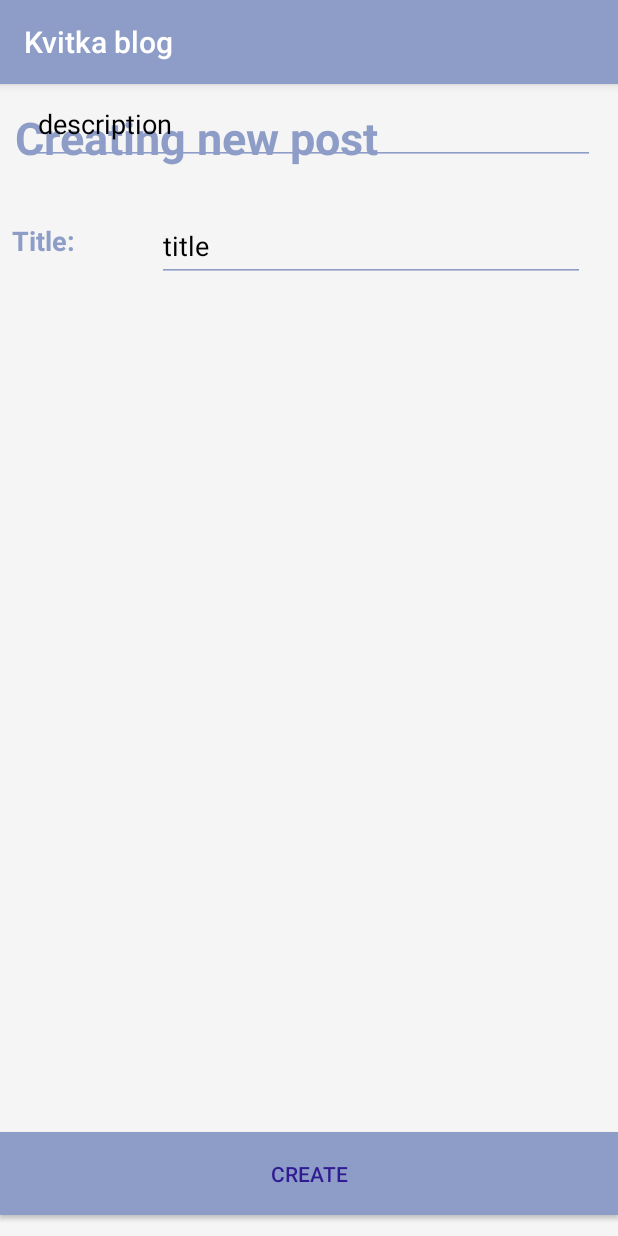
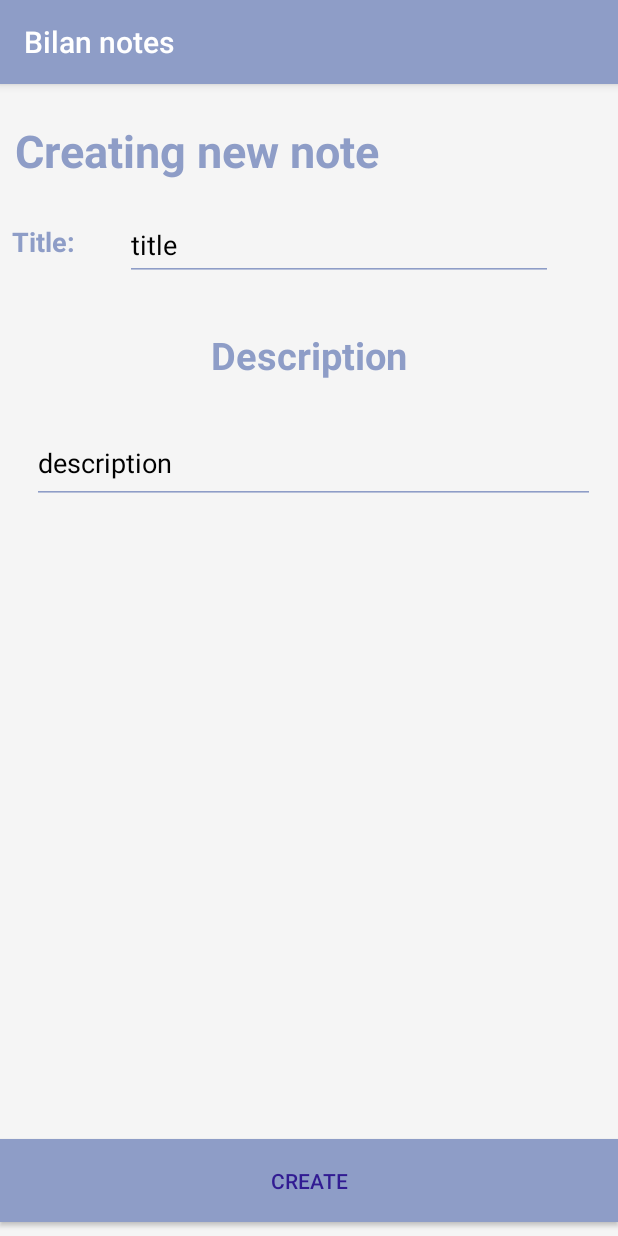
Before and after one commit to VladyslavBilan/Daybook, an Android app: the CreatePostsItemFragment screen opened through its navigation route, on a phone screen of 412 x 824 dp. Run offline under Robolectric (Android 15) with nearby library versions, the phone set to English and light mode, and no system bars.

```diff
--- a/app/build.gradle
+++ b/app/build.gradle
@@ -43,7 +43,6 @@ dependencies {
     androidTestImplementation 'androidx.test.ext:junit:1.1.5'
     androidTestImplementation 'androidx.test.espresso:espresso-core:3.5.1'
 
-
     //User dependencies
 
     //RecylerView
--- a/app/src/main/java/com/bilan/postsApp/DaybooksItem.java
+++ b/app/src/main/java/com/bilan/postsApp/DaybooksItem.java
@@ -10,6 +10,9 @@ public class DaybooksItem {
     private String description;
 
     private LocalDateTime dateTime;
+
+    public DaybooksItem(){
+    }
 
     public DaybooksItem(int id, String title, String description) {
         this.id = id;
--- a/app/src/main/java/com/bilan/postsApp/MainActivity.java
+++ b/app/src/main/java/com/bilan/postsApp/MainActivity.java
@@ -2,6 +2,7 @@ package com.bilan.postsApp;
 
 import androidx.appcompat.app.AppCompatActivity;
 import androidx.navigation.Navigation;
+
 
 import android.os.Bundle;
 
--- a/app/src/main/java/com/bilan/postsApp/fragments/DayBookListFragment.java
+++ b/app/src/main/java/com/bilan/postsApp/fragments/DayBookListFragment.java
@@ -89,7 +89,7 @@ public class DayBookListFragment extends Fragment implements OnRecyclerViewItemC
         if (searchTextStr.equals("")) {
             adapter.setPostsList(databaseHelper.loadAllNote());
         } else {
-            List<DaybooksItem> foundArticles = databaseHelper.getPostsByTitle(searchText.getText().toString());
+            List<DaybooksItem> foundArticles = databaseHelper.getNoteByTitle(searchText.getText().toString());
             adapter.setPostsList(foundArticles);
         }
         adapter.notifyDataSetChanged();
--- a/app/src/main/java/com/bilan/postsApp/fragments/PostsDetailsFragment.java
+++ b/app/src/main/java/com/bilan/postsApp/fragments/PostsDetailsFragment.java
@@ -19,6 +19,7 @@ import static com.bilan.postsApp.R.id.*;
 
 public class PostsDetailsFragment extends Fragment {
     private DaybooksItem item;
+
     public PostsDetailsFragment() {
         // Required empty public constructor
     }
@@ -33,7 +34,7 @@ public class PostsDetailsFragment extends Fragment {
         View view = inflater.inflate(R.layout.fragment_posts_details, container, false);
         Bundle args = getArguments();
         if (args != null) {
-            this.item = new DaybooksItem(item.getId(), item.getTitle(), item.getDescription());
+            this.item = new DaybooksItem();
             item.setTitle(args.getString("title"));
             item.setDescription(args.getString("description"));
             TextView title = view.findViewById(posts_title);
--- a/app/src/main/res/layout/fragment_posts_create.xml
+++ b/app/src/main/res/layout/fragment_posts_create.xml
@@ -13,14 +13,15 @@
         android:layout_width="0dp"
         android:layout_height="wrap_content"
         android:layout_marginStart="10dp"
-        android:layout_marginTop="15dp"
+        android:layout_marginTop="24dp"
         android:layout_marginEnd="10dp"
         android:maxLines="2"
-        android:text="Creating new post"
+        android:text="Creating new note"
         android:textColor="#8e9dc7"
         android:textSize="30sp"
         android:textStyle="bold"
         app:layout_constraintEnd_toEndOf="parent"
+        app:layout_constraintHorizontal_bias="1.0"
         app:layout_constraintStart_toStartOf="parent"
         app:layout_constraintTop_toTopOf="parent" />
 
@@ -28,23 +29,23 @@
         android:id="@+id/editTextTitle"
         android:layout_width="285dp"
         android:layout_height="48dp"
-        android:layout_marginTop="28dp"
+        android:layout_marginStart="33dp"
+        android:layout_marginTop="83dp"
         android:backgroundTint="#8e9dc7"
         android:ems="10"
         android:hint="title"
         android:inputType="textPersonName"
         android:textColor="#000000"
         android:textColorHint="#000000"
-        app:layout_constraintEnd_toEndOf="parent"
-        app:layout_constraintHorizontal_bias="0.825"
-        app:layout_constraintStart_toStartOf="parent"
-        app:layout_constraintTop_toBottomOf="@+id/posts_title" />
+        app:layout_constraintStart_toEndOf="@+id/textView"
+        app:layout_constraintTop_toTopOf="parent" />
 
     <EditText
         android:id="@+id/editTextDescription"
         android:layout_width="375dp"
         android:layout_height="54dp"
         android:layout_marginStart="15dp"
+        android:layout_marginTop="28dp"
         android:layout_marginEnd="15dp"
         android:backgroundTint="#8e9dc7"
         android:ems="10"
@@ -55,22 +56,24 @@
         app:layout_constraintEnd_toEndOf="parent"
         app:layout_constraintHorizontal_bias="1.0"
         app:layout_constraintStart_toStartOf="parent"
-        tools:layout_editor_absoluteY="216dp"
+        app:layout_constraintTop_toBottomOf="@+id/textView5"
         tools:ignore="MissingConstraints" />
 
     <TextView
         android:id="@+id/textView5"
         android:layout_width="wrap_content"
         android:layout_height="wrap_content"
-        android:layout_marginBottom="28dp"
+        android:layout_marginTop="32dp"
+        android:layout_marginBottom="184dp"
         android:text="Description"
         android:textColor="#8e9dc7"
         android:textSize="25sp"
         android:textStyle="bold"
         app:layout_constraintBottom_toTopOf="@+id/editTextDescription"
         app:layout_constraintEnd_toEndOf="parent"
-        app:layout_constraintHorizontal_bias="0.51"
-        app:layout_constraintStart_toStartOf="parent" />
+        app:layout_constraintStart_toStartOf="parent"
+        app:layout_constraintTop_toBottomOf="@+id/editTextTitle"
+        app:layout_constraintVertical_bias="1.0" />
 
     <Button
         android:id="@+id/buttonSubmit"
@@ -86,19 +89,24 @@
         app:layout_constraintStart_toStartOf="parent"
         app:layout_constraintTop_toBottomOf="@+id/editTextDescription"
         app:layout_constraintVertical_bias="0.977" />
+
     <TextView
-            android:text="Title:"
+        android:id="@+id/textView"
 
-            android:textColor="#8e9dc7"
-            android:textSize="18sp"
-            android:textStyle="bold"
+        android:layout_width="wrap_content"
+        android:layout_height="wrap_content"
+        android:layout_marginStart="8dp"
 
-            android:layout_width="wrap_content"
-            android:layout_height="wrap_content" android:id="@+id/textView"
-            app:layout_constraintEnd_toStartOf="@+id/editTextTitle" app:layout_constraintStart_toStartOf="parent"
-            app:layout_constraintTop_toBottomOf="@+id/posts_title" android:layout_marginTop="36dp"
-            app:layout_constraintHorizontal_bias="0.0" android:layout_marginEnd="3dp"
-            android:layout_marginStart="8dp"/>
+        android:layout_marginTop="28dp"
+        android:layout_marginEnd="3dp"
+        android:text="Title:"
+        android:textColor="#8e9dc7"
+        android:textSize="18sp"
+        android:textStyle="bold"
+        app:layout_constraintEnd_toStartOf="@+id/editTextTitle"
+        app:layout_constraintHorizontal_bias="0.423"
+        app:layout_constraintStart_toStartOf="parent"
+        app:layout_constraintTop_toBottomOf="@+id/posts_title" />
 
 
 </androidx.constraintlayout.widget.ConstraintLayout>
--- a/app/src/main/res/values/strings.xml
+++ b/app/src/main/res/values/strings.xml
@@ -1,5 +1,5 @@
 <resources>
-    <string name="app_name">Kvitka blog</string>
+    <string name="app_name">Bilan notes</string>
 
     <string name="hello_blank_fragment">Hello blank fragment</string>
 </resources>
```
Also changed, not shown: app/src/main/java/com/bilan/postsApp/db/DatabaseHelper.java (+9 -34 lines), 2 other files.
